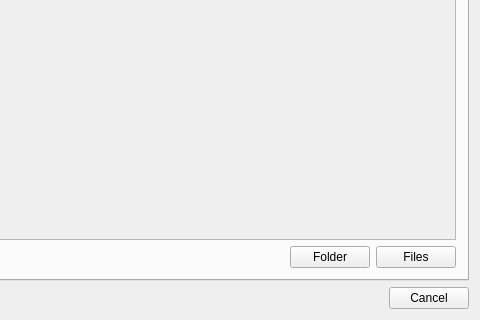
The window that resizer.ui (lbaudouin/Resizer) describes before a commit, drawn with Qt 5; both pictures show x 211 to 691 and y 287 to 607 of the 691 by 607 pixel window.
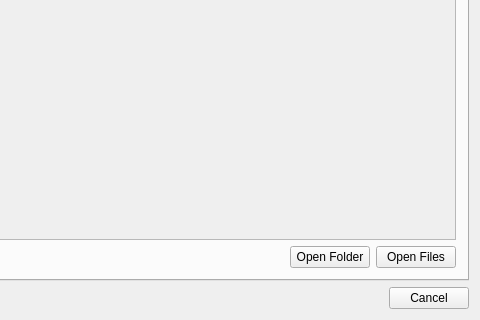
The same window after the commit. Icons and pictures are not drawn. Custom widgets are drawn as their Qt base class.

Patch:
```diff
--- a/resizer.ui
+++ b/resizer.ui
@@ -64,7 +64,7 @@
           <item>
            <widget class="QPushButton" name="buttonOpenFolder">
             <property name="text">
-             <string notr="true">Folder</string>
+             <string>Open Folder</string>
             </property>
             <property name="icon">
              <iconset theme="QFileIconProvider::Folder">
@@ -76,7 +76,7 @@
           <item>
            <widget class="QPushButton" name="buttonOpenFiles">
             <property name="text">
-             <string notr="true">Files</string>
+             <string>Open Files</string>
             </property>
            </widget>
           </item>
```
